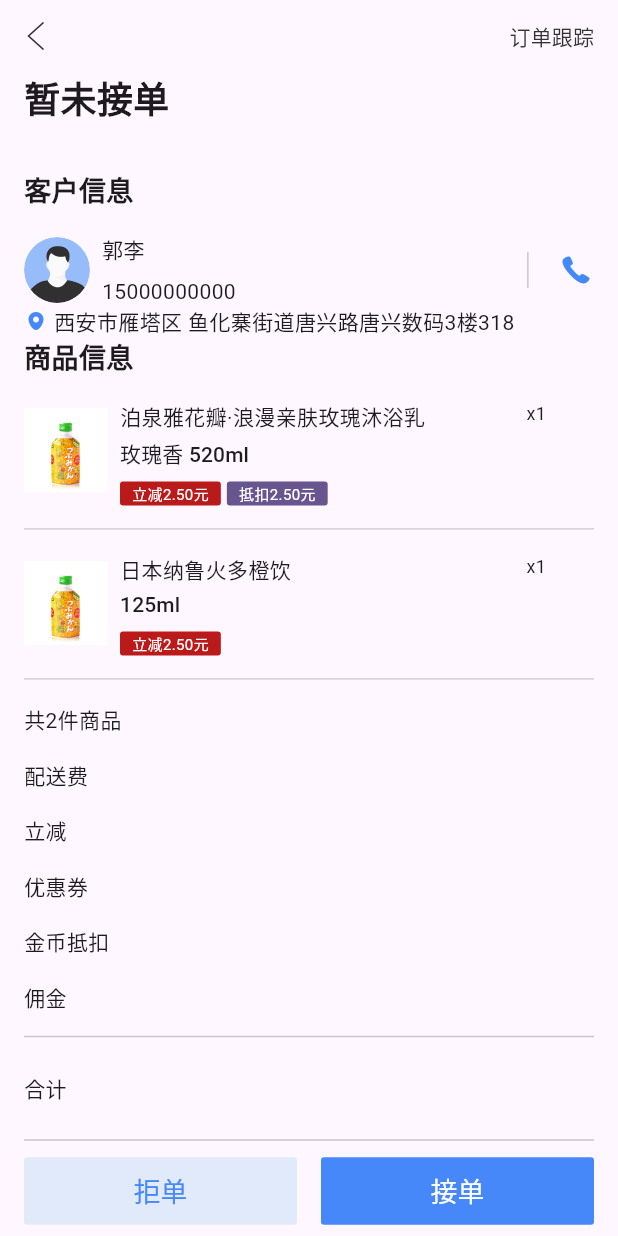
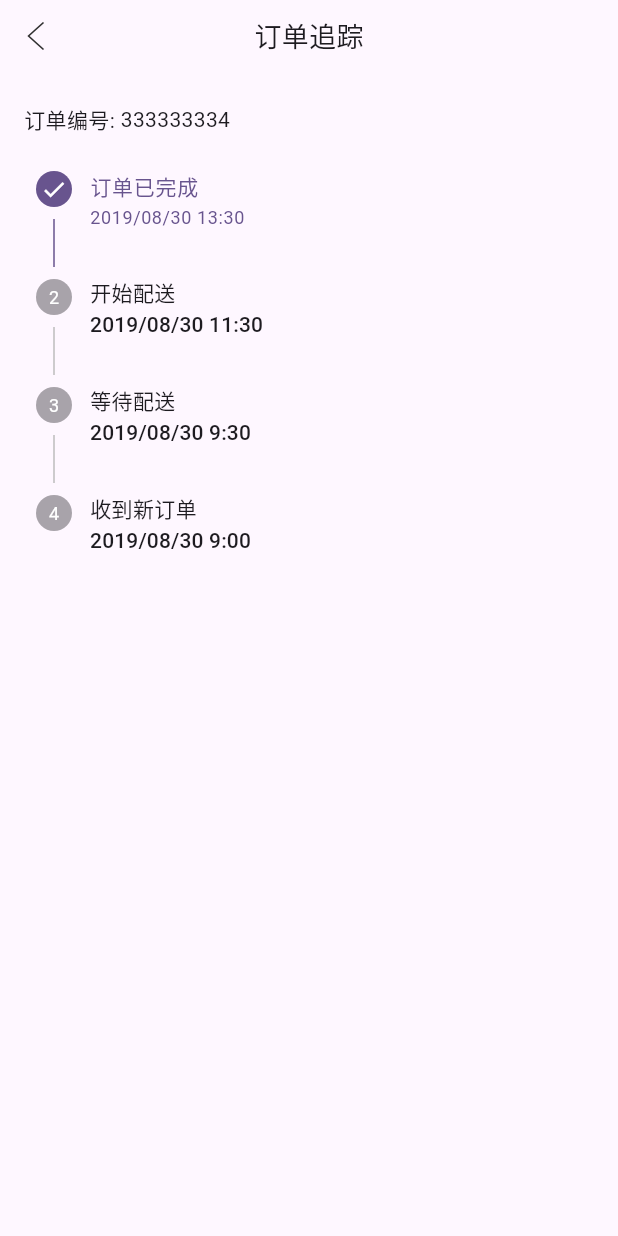
Before and after one commit to yuyalei/deer_imitate, a Flutter app: the OrderInfoPage screen opened by its route, after a tap on "订单跟踪", on a phone screen of 412 x 824 dp. Run offline on Flutter 3.47's test engine with Material 3 defaults, Android fonts, the light colour scheme and no system bars; drawn by our look-alikes of oktoast; our stand-ins replace azlistview, cached_network_image, device_info_plus, dio, fluro, keyboard_actions and 2 more; missing offline and left inert: common_utils, flutter_swiper_null_safety_flutter3, sp_util.

Commit message:
OrderTrackPage

```diff
--- a/lib/order/order_router.dart
+++ b/lib/order/order_router.dart
@@ -1,15 +1,18 @@
 import 'package:deer_imitate/order/page/order_info_page.dart';
 import 'package:deer_imitate/order/page/order_page.dart';
+import 'package:deer_imitate/order/page/order_track_page.dart';
 import 'package:deer_imitate/routers/i_router.dart';
 import 'package:fluro/fluro.dart';
 
 class OrderRouter implements IRouterProvider{
   static String orderPage = '/order';
   static String orderInfoPage = '/order/info';
+  static String orderTrackPage = '/order/track';
 
   @override
   void initRouter(FluroRouter router) {
     router.define(orderPage,handler: Handler(handlerFunc: (_,__) => const OrderPage()));
     router.define(orderInfoPage, handler: Handler(handlerFunc: (_,__) => const OrderInfoPage()));
+    router.define(orderTrackPage, handler: Handler(handlerFunc: (_,__) => const OrderTrackPage()));
   }
 }
--- a/lib/order/page/order_info_page.dart
+++ b/lib/order/page/order_info_page.dart
@@ -1,4 +1,5 @@
 import 'package:deer_imitate/goods/page/goods_page.dart';
+import 'package:deer_imitate/order/order_router.dart';
 import 'package:deer_imitate/res/colors.dart';
 import 'package:deer_imitate/res/dimens.dart';
 import 'package:deer_imitate/res/gaps.dart';
@@ -146,7 +147,7 @@ class _OrderInfoPageState extends State<OrderInfoPage>{
       appBar: MyAppBar(
         actionName: '订单跟踪',
         onPressed: () {
-
+          NavigatorUtils.push(context, OrderRouter.orderTrackPage);
         },
       ),
       body: MyScrollView(
--- /dev/null
+++ b/lib/order/page/order_track_page.dart
@@ -0,0 +1,70 @@
+import 'package:deer_imitate/res/dimens.dart';
+import 'package:deer_imitate/widgets/my_app_bar.dart';
+import 'package:deer_imitate/widgets/my_scroll_view.dart';
+import 'package:flutter/material.dart';
+
+import '../../res/gaps.dart';
+
+class OrderTrackPage extends StatefulWidget{
+  const OrderTrackPage({super.key});
+
+  @override
+  State<StatefulWidget> createState() {
+    return _OrderTrackPageState();
+  }
+}
+
+final List<String> _titleList = ['订单已完成', '开始配送', '等待配送', '收到新订单'];
+final List<String> _timeList = ['2019/08/30 13:30', '2019/08/30 11:30', '2019/08/30 9:30', '2019/08/30 9:00'];
+
+class _OrderTrackPageState extends State<OrderTrackPage>{
+  @override
+  Widget build(BuildContext context) {
+    return Scaffold(
+      appBar: const MyAppBar(
+        centerTitle: '订单追踪',
+      ),
+      body: MyScrollView(
+          children: [
+            Padding(padding: EdgeInsets.only(top: 21.0,left: 16.0),
+              child: Row(
+                children: [
+                  Text('订单编号: '),
+                  Semantics(
+                    label: '长按复制订单编号',
+                    child: SelectableText('333333334',maxLines: 1,),
+                  )
+                ],
+              ),
+            ),
+            Stepper(
+              physics: const BouncingScrollPhysics(),
+              currentStep: 4 - 1,
+              controlsBuilder: (_, __) {
+                return Gaps.empty; //操作按钮置空
+              },
+              steps:List.generate(4, (i) => _buildStep(i)),
+            )
+          ]
+      )
+    );
+  }
+
+  Step _buildStep(int index){
+    final Color primaryColor = Theme.of(context).primaryColor;
+    return Step(
+        title: Padding(
+            padding: const EdgeInsets.only(top: 15.0),
+          child: Text(_titleList[index],style: index ==0 ? TextStyle(fontSize: Dimens.font_sp14
+          ,color: primaryColor):Theme.of(context).textTheme.bodyMedium,),
+        ),
+        subtitle: Text(_timeList[index], style: index == 0 ? TextStyle(
+          fontSize: Dimens.font_sp12,
+          color: primaryColor,
+        ) : Theme.of(context).textTheme.titleSmall),
+        content: const Text(''),
+      isActive: index == 0,
+      state: index == 0? StepState.complete : StepState.indexed
+    );
+  }
+}
```
